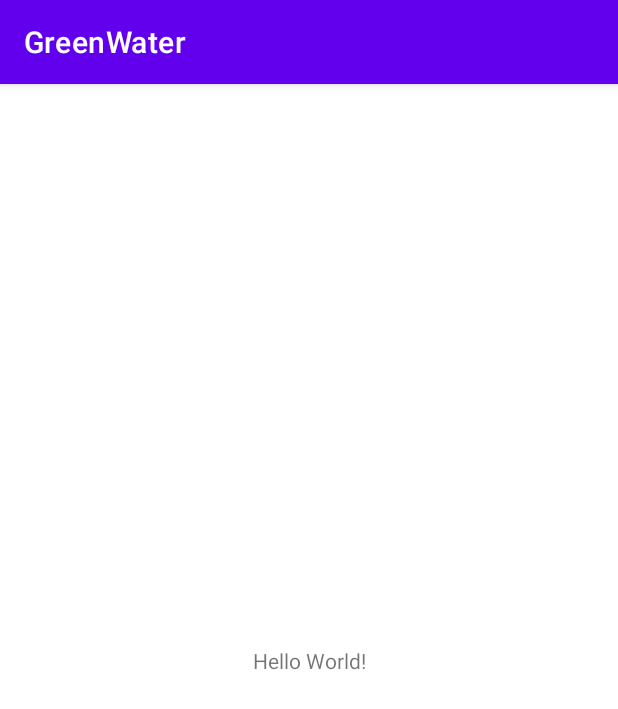
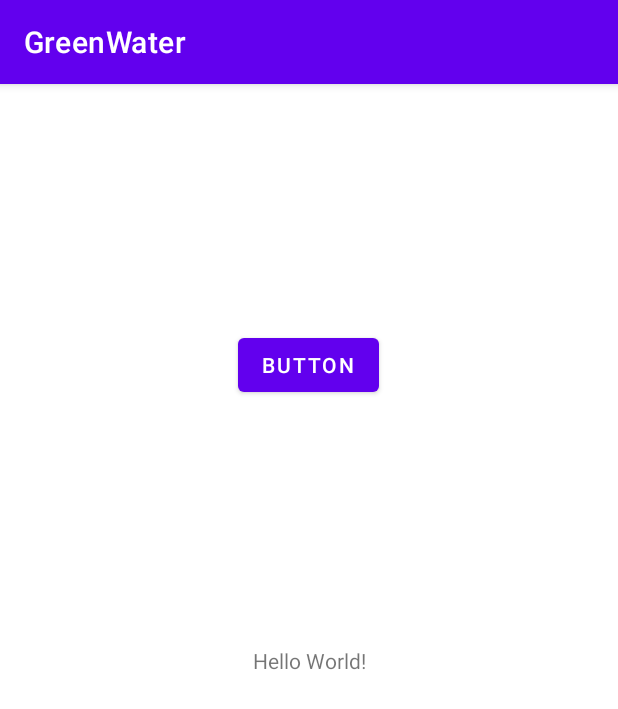
Before and after one commit to wogur0915/exRepo, an Android app: the screen it shows after launch (MainActivity), on a phone screen of 412 x 824 dp. Shown: the top 709 px of the screen. Run offline under Robolectric (Android 15) with nearby library versions, the phone set to English and light mode, and no system bars.

Commit message:
add button

```diff
--- a/GreenWater/app/src/main/res/layout/activity_main.xml
+++ b/GreenWater/app/src/main/res/layout/activity_main.xml
@@ -7,6 +7,7 @@
     tools:context=".MainActivity">
 
     <TextView
+        android:id="@+id/textView"
         android:layout_width="wrap_content"
         android:layout_height="wrap_content"
         android:text="Hello World!"
@@ -15,4 +16,15 @@
         app:layout_constraintStart_toStartOf="parent"
         app:layout_constraintTop_toTopOf="parent" />
 
+    <Button
+        android:id="@+id/button"
+        android:layout_width="wrap_content"
+        android:layout_height="wrap_content"
+        android:text="Button"
+        app:layout_constraintBottom_toTopOf="@+id/textView"
+        app:layout_constraintEnd_toEndOf="parent"
+        app:layout_constraintHorizontal_bias="0.498"
+        app:layout_constraintStart_toStartOf="parent"
+        app:layout_constraintTop_toTopOf="parent" />
+
 </androidx.constraintlayout.widget.ConstraintLayout>
```
